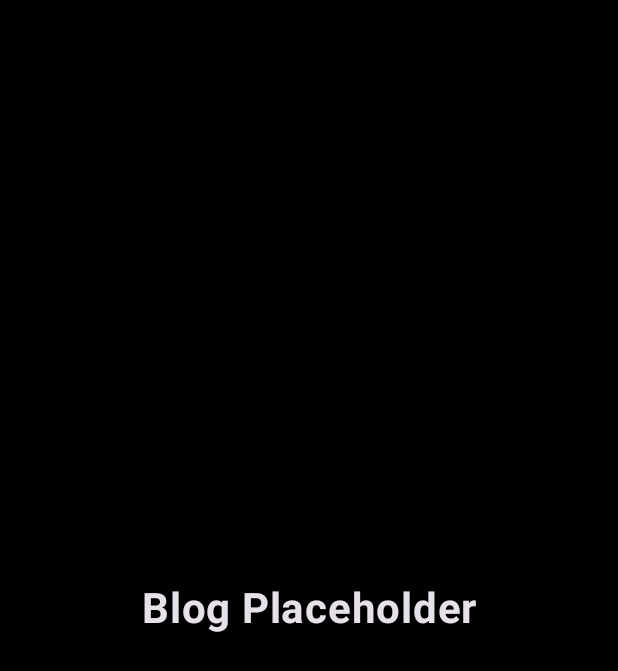
After one commit to NerluHaye/levelupgamer, an Android app built with Jetpack Compose: the composable BlogScreen shown on its own in the app's theme, on a phone screen of 412 x 824 dp. The commit adds this screen. Shown: the top 671 px of the screen. Run offline under Robolectric (Android 15) with nearby library versions, the phone set to English and light mode, and no system bars.

Commit message:
Feat : Implementacion de placeholder de blog

```diff
--- /dev/null
+++ b/app/src/main/java/com/example/levelupgamer/ui/BlogScreen.kt
@@ -0,0 +1,39 @@
+package com.example.levelupgamer.ui
+
+import androidx.compose.foundation.layout.Box
+import androidx.compose.foundation.layout.Column
+import androidx.compose.foundation.layout.Spacer
+import androidx.compose.foundation.layout.fillMaxSize
+import androidx.compose.foundation.layout.height
+import androidx.compose.foundation.layout.padding
+import androidx.compose.material3.Text
+import androidx.compose.runtime.Composable
+import androidx.compose.ui.Alignment
+import androidx.compose.ui.Modifier
+import androidx.compose.ui.text.font.FontWeight
+import androidx.compose.ui.text.style.TextAlign
+import androidx.compose.ui.unit.dp
+import androidx.compose.ui.unit.sp
+
+@Composable
+fun BlogScreen() {
+    Box(
+        modifier = Modifier
+            .fillMaxSize()
+            .padding(24.dp),
+        contentAlignment = Alignment.Center
+    ) {
+        Column(
+            horizontalAlignment = Alignment.CenterHorizontally
+        ) {
+            Text(
+                text = "Blog Placeholder",
+                fontSize = 28.sp,
+                fontWeight = FontWeight.Bold,
+                textAlign = TextAlign.Center
+            )
+
+            Spacer(modifier = Modifier.height(12.dp))
+        }
+    }
+}
```
Also changed, not shown: app/src/main/java/com/example/levelupgamer/MainActivity.kt (+11 -0 lines).
